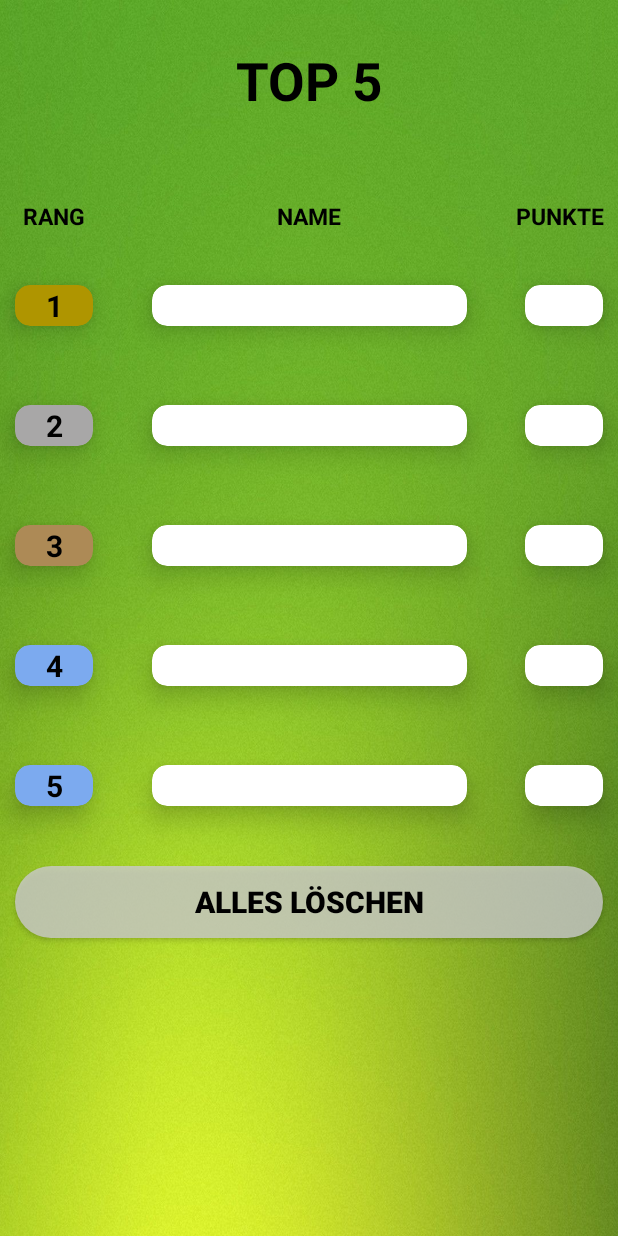
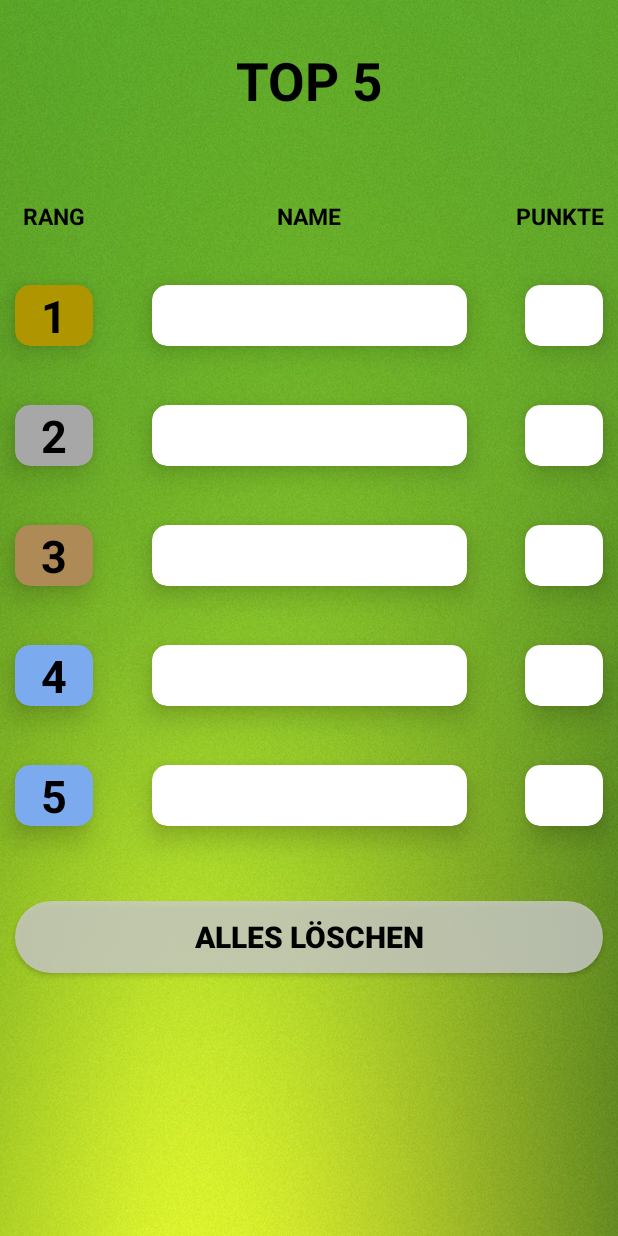
Before and after one commit to WxExLGHTZ/Kotlin_Quiz_App, an Android app: the ScoreFragment screen opened through its navigation route, on a phone screen of 412 x 824 dp. Run offline under Robolectric (Android 15) with nearby library versions, the phone set to English and light mode, and no system bars; our stand-ins replace Room's generated code, data binding.

Commit message:
minor fixes

```diff
--- a/app/src/main/java/de/htw_berlin/quiz/MainActivity.kt
+++ b/app/src/main/java/de/htw_berlin/quiz/MainActivity.kt
@@ -11,29 +11,4 @@ class MainActivity : AppCompatActivity() {
         super.onCreate(savedInstanceState)
         setContentView(R.layout.activity_main)
     }
-
-
-/*
-    override fun onBackPressed() {
-
-
-        //HomeScreen
-        /*
-        val startMain = Intent(Intent.ACTION_MAIN)
-        startMain.addCategory(Intent.CATEGORY_HOME)
-        startMain.flags = Intent.FLAG_ACTIVITY_NEW_TASK
-        startActivity(startMain)
-         */
-
-
-        //back to MainActiviy ( TitleFragment )
-        /*
-        val intent = Intent(applicationContext, MainActivity::class.java)
-        intent.flags = Intent.FLAG_ACTIVITY_CLEAR_TOP
-        startActivity(intent)
-         */
-
-    }
-*/
-
 }
--- a/app/src/main/java/de/htw_berlin/quiz/fragments/result/ResultViewModel.kt
+++ b/app/src/main/java/de/htw_berlin/quiz/fragments/result/ResultViewModel.kt
@@ -60,7 +60,7 @@ class ResultViewModel(rname: String, rscore: Int, val database: userDao,applicat
         }
         else
         {
-            Toast.makeText(getApplication(),"Ergebnis nicht gespeichet !", Toast.LENGTH_SHORT).show()
+            Toast.makeText(getApplication(),"Keine Punkte erreicht !", Toast.LENGTH_SHORT).show()
         }
 
 
--- a/app/src/main/java/de/htw_berlin/quiz/fragments/score/ScoreFragment.kt
+++ b/app/src/main/java/de/htw_berlin/quiz/fragments/score/ScoreFragment.kt
@@ -29,6 +29,9 @@ class ScoreFragment : Fragment() {
         inflater: LayoutInflater,
         container: ViewGroup?,
         savedInstanceState: Bundle?
+
+
+
     ): View? {
 
 
@@ -37,6 +40,9 @@ class ScoreFragment : Fragment() {
          **/
 
         binding = DataBindingUtil.inflate(inflater, R.layout.fragment_score,container,false)
+
+
+
 
 
         /**
@@ -85,6 +91,23 @@ class ScoreFragment : Fragment() {
 
             }
         })
+
+
+        /**
+         * serttings needed for marquee
+         */
+        binding.tvPlatz1Name.setSingleLine()
+        binding.tvPlatz1Name.isSelected = true
+
+        binding.tvPlatz2Name.setSingleLine()
+        binding.tvPlatz2Name.isSelected = true
+
+        binding.tvPlatz3Name.setSingleLine()
+        binding.tvPlatz3Name.isSelected = true
+
+        binding.tvPlatz4Name.setSingleLine()
+        binding.tvPlatz4Name.isSelected = true
+
 
 
         return binding.root
--- a/app/src/main/res/layout/fragment_score.xml
+++ b/app/src/main/res/layout/fragment_score.xml
@@ -37,7 +37,7 @@
             android:id="@+id/platz"
             android:layout_width="wrap_content"
             android:layout_height="wrap_content"
-            android:layout_marginTop="60dp"
+            android:layout_marginTop="50dp"
             android:gravity="center"
             android:text="RANG"
             android:textColor="@color/black"
@@ -101,7 +101,7 @@
                 android:text="1"
                 android:textColor="@color/black"
                 android:textStyle="bold"
-                android:textSize="20sp"
+                android:textSize="30sp"
                 android:gravity="center">
 
             </TextView>
@@ -122,6 +122,7 @@
             app:layout_constraintRight_toLeftOf="@id/cv_punkte_p1">
 
 
+
             <TextView
                 android:id="@+id/tv_platz_1_name"
                 android:layout_width="match_parent"
@@ -131,11 +132,12 @@
                 android:gravity="center"
                 android:text=""
                 android:textColor="@color/black"
-                android:textSize="20sp"
+                android:textSize="30sp"
                 android:textStyle="bold"
-                android:maxLines="1"
                 app:layout_constraintTop_toTopOf="parent"
+                android:ellipsize="marquee"
                 tools:text="NAME">
+
             </TextView>
 
         </androidx.cardview.widget.CardView>
@@ -162,7 +164,7 @@
                 android:gravity="center"
                 android:text=""
                 android:textColor="@color/black"
-                android:textSize="20sp"
+                android:textSize="30sp"
                 android:textStyle="bold"
                 tools:text="10">
             </TextView>
@@ -188,7 +190,7 @@
                 android:text="2"
                 android:textColor="@color/black"
                 android:textStyle="bold"
-                android:textSize="20sp"
+                android:textSize="30sp"
                 android:gravity="center">
 
             </TextView>
@@ -218,9 +220,9 @@
                 android:gravity="center"
                 android:text=""
                 android:textColor="@color/black"
-                android:textSize="20sp"
+                android:textSize="30sp"
                 android:textStyle="bold"
-                android:maxLines="1"
+                android:ellipsize="marquee"
                 app:layout_constraintTop_toTopOf="parent"
                 tools:text="NAME">
             </TextView>
@@ -249,7 +251,7 @@
                 android:gravity="center"
                 android:text=""
                 android:textColor="@color/black"
-                android:textSize="20sp"
+                android:textSize="30sp"
                 android:textStyle="bold"
                 tools:text="10">
             </TextView>
@@ -275,7 +277,7 @@
                 android:text="3"
                 android:textColor="@color/black"
                 android:textStyle="bold"
-                android:textSize="20sp"
+                android:textSize="30sp"
                 android:gravity="center">
 
             </TextView>
@@ -305,9 +307,9 @@
                 android:gravity="center"
                 android:text=""
                 android:textColor="@color/black"
-                android:textSize="20sp"
+                android:textSize="30sp"
                 android:textStyle="bold"
-                android:maxLines="1"
+                android:ellipsize="marquee"
                 app:layout_constraintTop_toTopOf="parent"
                 tools:text="NAME">
             </TextView>
@@ -336,7 +338,7 @@
                 android:gravity="center"
                 android:text=""
                 android:textColor="@color/black"
-                android:textSize="20sp"
+                android:textSize="30sp"
                 android:textStyle="bold"
                 tools:text="10">
             </TextView>
@@ -362,7 +364,7 @@
                 android:text="4"
                 android:textColor="@color/black"
                 android:textStyle="bold"
-                android:textSize="20sp"
+                android:textSize="30sp"
                 android:gravity="center">
 
             </TextView>
@@ -392,9 +394,10 @@
                 android:gravity="center"
                 android:text=""
                 android:textColor="@color/black"
-                android:textSize="20sp"
+                android:textSize="30sp"
                 android:textStyle="bold"
                 android:maxLines="1"
+                android:ellipsize="marquee"
                 app:layout_constraintTop_toTopOf="parent"
                 tools:text="NAME">
             </TextView>
@@ -423,7 +426,7 @@
                 android:gravity="center"
                 android:text=""
                 android:textColor="@color/black"
-                android:textSize="20sp"
+                android:textSize="30sp"
                 android:textStyle="bold"
                 tools:text="10">
             </TextView>
@@ -449,7 +452,7 @@
                 android:text="5"
                 android:textColor="@color/black"
                 android:textStyle="bold"
-                android:textSize="20sp"
+                android:textSize="30sp"
                 android:gravity="center">
 
             </TextView>
@@ -479,9 +482,9 @@
                 android:gravity="center"
                 android:text=""
                 android:textColor="@color/black"
-                android:textSize="20sp"
+                android:textSize="30sp"
                 android:textStyle="bold"
-                android:maxLines="1"
+                android:ellipsize="marquee"
                 app:layout_constraintTop_toTopOf="parent"
                 tools:text="NAME">
             </TextView>
@@ -510,7 +513,7 @@
                 android:gravity="center"
                 android:text=""
                 android:textColor="@color/black"
-                android:textSize="20sp"
+                android:textSize="30sp"
                 android:textStyle="bold"
                 tools:text="10">
             </TextView>
@@ -524,7 +527,7 @@
             android:layout_width="match_parent"
             android:layout_height="wrap_content"
             android:layout_marginLeft="10dp"
-            android:layout_marginTop="40dp"
+            android:layout_marginTop="50dp"
             android:layout_marginRight="10dp"
             app:layout_constraintTop_toBottomOf="@id/cv_name_p5"
             android:background="@drawable/round_button_purple"
```
Also changed, not shown: app/src/main/java/de/htw_berlin/quiz/fragments/title/TitleFragment.kt (+28 -0 lines), app/src/main/res/layout/fragment_title.xml (+11 -10 lines).
